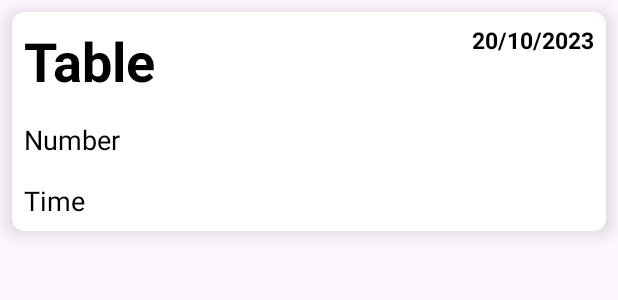
After one commit to thangnguyen02/Restaurant-Management, an Android app: the layout order_components.xml on its own in the app's theme, with its tools: preview values and no code run, on a phone screen of 412 x 824 dp. The commit adds this screen. Shown: the top 300 px of the screen. Run offline under Robolectric (Android 15) with nearby library versions, the phone set to English and light mode, and no system bars.

Commit message:
Create OrderList Adapter,Activity

```diff
--- a/app/src/main/java/com/example/restaurantmanagement/Database/AppDatabase.java
+++ b/app/src/main/java/com/example/restaurantmanagement/Database/AppDatabase.java
@@ -16,11 +16,11 @@ import org.w3c.dom.CDATASection;
 @Database(entities = {TableOrder.class, TableOrderCustomer.class, FoodTable.class, ComboTable.class},version = 1)
 public abstract class AppDatabase extends RoomDatabase {
     private static AppDatabase database;
-    private static String DATABASE_NAME;
+    private static String DATABASE_NAME="restaurantmanagement";
 
     public synchronized static AppDatabase getInstance(Context context) {
         if (database == null) {
-            AppDatabase database = Room.databaseBuilder(context.getApplicationContext(),
+             database = Room.databaseBuilder(context.getApplicationContext(),
                     AppDatabase.class, DATABASE_NAME).allowMainThreadQueries().fallbackToDestructiveMigration().build();
 
         }
--- a/app/src/main/java/com/example/restaurantmanagement/Database/FoodCategoryDB.java
+++ /dev/null
@@ -1,4 +0,0 @@
-package com.example.restaurantmanagement.Database;
-
-public class FoodCategoryDB {
-}
--- a/app/src/main/java/com/example/restaurantmanagement/Database/FoodDB.java
+++ /dev/null
@@ -1,4 +0,0 @@
-package com.example.restaurantmanagement.Database;
-
-public class FoodDB {
-}
--- /dev/null
+++ b/app/src/main/res/drawable/add_icon.xml
@@ -0,0 +1,5 @@
+<vector android:height="24dp" android:tint="#FFFFFF"
+    android:viewportHeight="24" android:viewportWidth="24"
+    android:width="24dp" xmlns:android="http://schemas.android.com/apk/res/android">
+    <path android:fillColor="@android:color/white" android:pathData="M19,13h-6v6h-2v-6H5v-2h6V5h2v6h6v2z"/>
+</vector>
--- /dev/null
+++ b/app/src/main/res/layout/order_components.xml
@@ -0,0 +1,77 @@
+<?xml version="1.0" encoding="utf-8"?>
+<androidx.cardview.widget.CardView xmlns:android="http://schemas.android.com/apk/res/android"
+    xmlns:tools="http://schemas.android.com/tools"
+    android:layout_width="match_parent"
+    android:layout_height="wrap_content"
+    xmlns:app="http://schemas.android.com/apk/res-auto"
+    app:cardBackgroundColor="@color/white"
+    android:id="@+id/order_container"
+    app:cardCornerRadius="8dp"
+    app:cardElevation="8dp"
+    android:layout_margin="8dp">
+    <LinearLayout
+        android:orientation="vertical"
+        android:layout_width="match_parent"
+        android:layout_height="wrap_content">
+        <RelativeLayout
+            android:layout_width="match_parent"
+            android:layout_height="wrap_content">
+
+            <TextView
+                android:id="@+id/textview_date"
+                android:layout_width="wrap_content"
+                android:layout_height="wrap_content"
+                android:layout_alignParentEnd="true"
+                android:ellipsize="marquee"
+                android:marqueeRepeatLimit="marquee_forever"
+                android:padding="8dp"
+                android:scrollHorizontally="true"
+                android:singleLine="true"
+                android:text="20/10/2023"
+                android:textColor="@color/black"
+                android:textSize="15sp"
+                android:textStyle="bold" />
+
+            <TextView
+                android:id="@+id/textview_table"
+                android:layout_width="match_parent"
+                android:layout_height="wrap_content"
+                android:layout_alignParentStart="true"
+                android:ellipsize="marquee"
+                android:marqueeRepeatLimit="marquee_forever"
+                android:padding="8dp"
+                android:scrollHorizontally="true"
+                android:singleLine="true"
+                android:text="Table"
+                android:textColor="@color/black"
+                android:textSize="36sp"
+                android:textStyle="bold" />
+
+        </RelativeLayout>
+        <TextView
+            android:id="@+id/textview_number"
+            android:layout_width="match_parent"
+            android:layout_height="wrap_content"
+            android:padding="8dp"
+            android:singleLine="true"
+            android:text="Number"
+            android:textColor="@color/black"
+            android:textSize="18sp"
+            android:textStyle="normal" />
+        <TextView
+            android:id="@+id/textview_time"
+            android:layout_width="match_parent"
+            android:layout_height="wrap_content"
+            android:ellipsize="marquee"
+            android:marqueeRepeatLimit="marquee_forever"
+            android:padding="8dp"
+            android:scrollHorizontally="true"
+            android:singleLine="true"
+            android:text="Time"
+            android:textColor="@color/black"
+            android:textSize="18sp"
+            android:textStyle="normal" />
+
+    </LinearLayout>
+
+</androidx.cardview.widget.CardView>
--- a/app/src/main/res/values/strings.xml
+++ b/app/src/main/res/values/strings.xml
@@ -1,3 +1,4 @@
+<?xml version="1.0" encoding="utf-8"?>
 <resources>
     <string name="app_name">RestaurantManagement</string>
     <string name="title_activity_food">FoodActivity</string>
```
Also changed, not shown: app/src/main/AndroidManifest.xml (+8 -15 lines), app/src/main/java/com/example/restaurantmanagement/Actitvity/AddOrder.java (added, +16 -0 lines), app/src/main/java/com/example/restaurantmanagement/Actitvity/OrderListActivity.java (added, +61 -0 lines), app/src/main/java/com/example/restaurantmanagement/Adapters/OrderListAdapter.java (+56 -3 lines), app/src/main/java/com/example/restaurantmanagement/EventListener/TableOrderCustomerClickListener.java (added, +10 -0 lines), app/src/main/java/com/example/restaurantmanagement/MainActivity.java (+12 -2 lines), app/src/main/java/com/example/restaurantmanagement/Models/ComboTable.java (+40 -0 lines), app/src/main/java/com/example/restaurantmanagement/Models/FoodTable.java (+41 -1 lines), app/src/main/java/com/example/restaurantmanagement/Models/TableOrder.java (+31 -2 lines), app/src/main/java/com/example/restaurantmanagement/Models/TableOrderCustomer.java (+62 -4 lines), app/src/main/res/layout/activity_add_order.xml (added, +18 -0 lines), app/src/main/res/layout/activity_order_list.xml (added, +36 -0 lines), app/src/main/res/values/colors.xml (+8 -0 lines).
